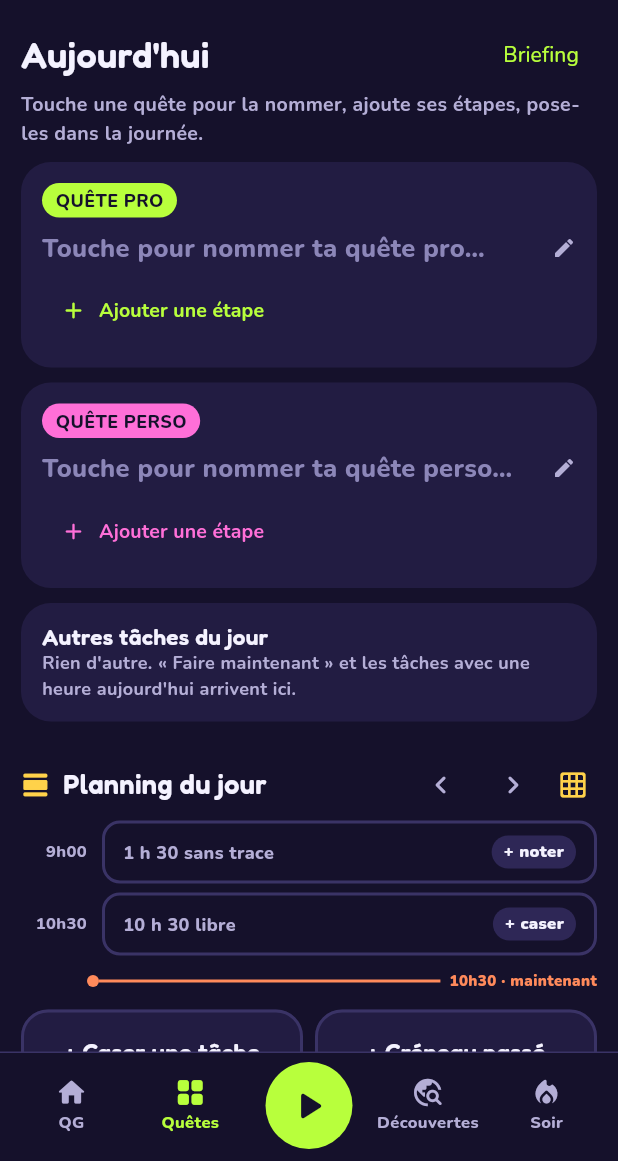
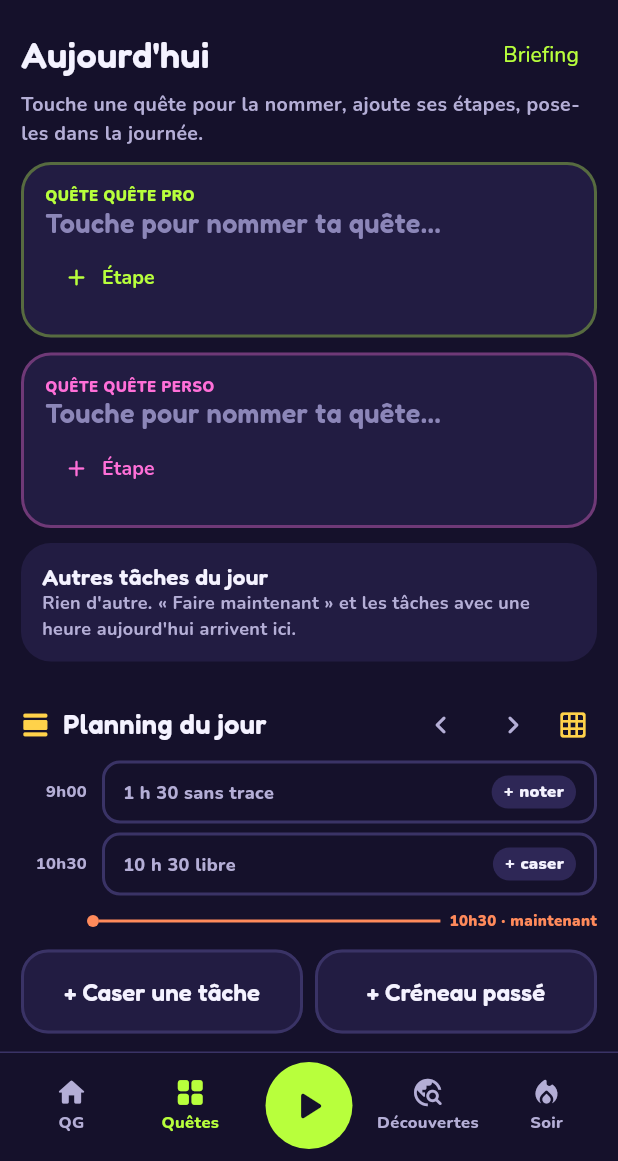
Before and after one commit to CLperso/micky-quest, a Flutter app: the screen it shows after launch, item 2 of the bottom bar chosen, on a phone screen of 412 x 824 dp, the part 75-1236 px from its top. Run offline on Flutter 3.47's test engine with Material 3 defaults, Android fonts, the phone set to English and light mode, and no system bars; our stand-ins replace flutter_local_notifications, google_fonts, image_picker, shared_preferences, timezone; missing offline and left inert: android_intent_plus, device_calendar, google_mlkit_digital_ink_recognition.

Commit message:
Quêtes : Micky avance sur les pierres, une seule étape en avant (▶), liste repliable ; Trier : bandeau « à trier » à glisser, cases avec icônes, point pro/perso, passage auto à Aujourd'hui
Co-Authored-By: Claude Opus 5.5 <noreply@anthropic.com>
Claude-Session: https://claude.ai/code/session_01RpdBqp6TGx7ViFRVJJw6aQ

```diff
--- a/lib/screens/today.dart
+++ b/lib/screens/today.dart
@@ -158,13 +158,82 @@ class TodayScreen extends StatelessWidget {
   }
 }
 
-class _QuestBlock extends StatelessWidget {
+class _QuestBlock extends StatefulWidget {
   final String cat, tag, goal;
   final Color color;
   const _QuestBlock({required this.cat, required this.tag, required this.goal, required this.color});
 
   @override
+  State<_QuestBlock> createState() => _QuestBlockState();
+}
+
+class _QuestBlockState extends State<_QuestBlock> {
+  bool _open = false;
+
+  Widget _stones(List<Task> steps, int cur, Color color) {
+    final n = steps.length;
+    return SizedBox(
+      height: 58,
+      child: LayoutBuilder(builder: (context, c) {
+        const flag = 26.0, gap = 8.0;
+        final w = (c.maxWidth - flag - gap * n) / n;
+        final children = <Widget>[];
+        for (var i = 0; i < n; i++) {
+          final x = i * (w + gap);
+          final done = i < cur || steps[i].done;
+          final here = i == cur;
+          if (i < n) {
+            children.add(Positioned(
+              left: x + w,
+              top: 44,
+              width: gap,
+              height: 3,
+              child: Container(color: done ? color : K.line),
+            ));
+          }
+          children.add(Positioned(
+            left: x,
+            top: 37,
+            width: w,
+            height: 17,
+            child: GestureDetector(
+              onTap: () => showTaskPanel(context, steps[i]),
+              child: Container(
+                decoration: BoxDecoration(
+                  color: done ? color : (here ? K.bg : K.raised),
+                  borderRadius: BorderRadius.circular(20),
+                  border: here ? Border.all(color: color, width: 3) : null,
+                ),
+              ),
+            ),
+          ));
+        }
+        // Micky sur l'étape en cours (ou au drapeau si tout est fait)
+        final mx = cur >= n ? c.maxWidth - flag / 2 - 15 : cur * (w + gap) + w / 2 - 15;
+        children.add(AnimatedPositioned(
+          duration: const Duration(milliseconds: 400),
+          curve: Curves.easeOutBack,
+          left: mx,
+          top: 0,
+          child: Container(
+            width: 30,
+            height: 30,
+            decoration: BoxDecoration(
+              shape: BoxShape.circle,
+              border: Border.all(color: color, width: 2),
+              image: DecorationImage(image: AssetImage(K.micky['face']!), fit: BoxFit.cover),
+            ),
+          ),
+        ));
+        children.add(Positioned(right: 0, top: 30, child: Text('🏁', style: TextStyle(fontSize: 20, color: cur >= n ? color : null))));
+        return Stack(clipBehavior: Clip.none, children: children);
+      }),
+    );
+  }
+
+  @override
   Widget build(BuildContext context) {
+    final cat = widget.cat, goal = widget.goal, color = widget.color;
     final store = AppScope.of(context);
     final steps = store.questSteps(cat);
     final done = steps.where((s) => s.done).length;
@@ -174,22 +243,26 @@ class _QuestBlock extends StatelessWidget {
     final goalMin = cat == 'pro' ? store.today.proGoalMin : 0;
     final proTotal = cat == 'pro' ? store.proMinutesOn(store.todayKey).round() : 0;
     final closed = store.xpEvents.any((e) => e.reason == 'Quête ${cat == 'pro' ? 'pro' : 'perso'} close' && dayKey(DateTime.fromMillisecondsSinceEpoch(e.ts)) == store.todayKey);
-    return Panel(
-      border: complete ? color : null,
+    var cur = steps.indexWhere((s) => !s.done);
+    if (cur < 0) cur = steps.length;
+    final current = cur < steps.length ? steps[cur] : null;
+    final next = cur + 1 < steps.length ? steps.skip(cur + 1).firstWhere((s) => !s.done, orElse: () => steps[cur + 1]) : null;
+    final meter = cat == 'pro' && (proTotal > 0 || goalMin > 0)
+        ? (goalMin > 0 ? '${fmtH(proTotal)} / ${fmtH(goalMin)}' : fmtH(proTotal))
+        : (minutes > 0 ? fmtH(minutes) : (steps.isEmpty ? '' : '$done / ${steps.length}'));
+    return Container(
+      padding: const EdgeInsets.all(14),
+      decoration: BoxDecoration(
+        color: K.card,
+        borderRadius: BorderRadius.circular(20),
+        border: Border.all(color: complete ? color : color.withValues(alpha: 0.35), width: 2),
+      ),
       child: Column(
         crossAxisAlignment: CrossAxisAlignment.start,
         children: [
-          Row(children: [
-            Pill(tag, color: K.bg, fill: color),
-            const SizedBox(width: 8),
-            Expanded(child: Text(steps.isEmpty ? '' : '$done / ${steps.length} étapes', style: K.body(12, color: K.muted))),
-            if (cat == 'pro' && (proTotal > 0 || goalMin > 0))
-              Pill(goalMin > 0 ? '${fmtH(proTotal)} / ${fmtH(goalMin)}' : fmtH(proTotal), color: proTotal >= goalMin && goalMin > 0 ? K.gold : color)
-            else if (minutes > 0)
-              Pill(fmtH(minutes), color: color),
-          ]),
-          const SizedBox(height: 6),
-          InkWell(
+          Row(crossAxisAlignment: CrossAxisAlignment.start, children: [
+            Expanded(
+              child: InkWell(
                 borderRadius: BorderRadius.circular(8),
                 onTap: () async {
                   final v = await askText(context, cat == 'pro' ? 'Ta quête pro aujourd\'hui' : 'Ta quête perso aujourd\'hui',
@@ -197,21 +270,54 @@ class _QuestBlock extends StatelessWidget {
                   if (v == null) return;
                   await store.setQuestTitle(cat, v);
                 },
-            child: Padding(
-              padding: const EdgeInsets.symmetric(vertical: 2),
-              child: Row(children: [
-                Expanded(
-                  child: Text(goal.isEmpty ? 'Touche pour nommer ta quête ${cat == 'pro' ? 'pro' : 'perso'}…' : goal,
-                      style: K.body(17, w: FontWeight.w800, color: goal.isEmpty ? K.dim : K.ink)),
+                child: Column(crossAxisAlignment: CrossAxisAlignment.start, children: [
+                  Text(
+                    steps.isEmpty ? 'QUÊTE ${widget.tag}' : (complete ? 'QUÊTE ${widget.tag} · TOUT EST FAIT' : 'QUÊTE ${widget.tag} · ÉTAPE ${cur + 1} / ${steps.length}'),
+                    style: K.body(10, color: color, w: FontWeight.w900),
                   ),
-                const Icon(Icons.edit_rounded, color: K.muted, size: 16),
+                  Text(goal.isEmpty ? 'Touche pour nommer ta quête…' : goal, style: K.display(18, color: goal.isEmpty ? K.dim : K.ink)),
                 ]),
               ),
             ),
+            if (meter.isNotEmpty) Text(meter, style: K.body(12, color: proTotal >= goalMin && goalMin > 0 ? K.gold : K.muted, w: FontWeight.w800)),
+          ]),
           if (steps.isNotEmpty) ...[
+            const SizedBox(height: 4),
+            _stones(steps, cur, color),
+            const SizedBox(height: 6),
+            if (current != null)
+              Container(
+                padding: const EdgeInsets.fromLTRB(4, 4, 6, 4),
+                decoration: BoxDecoration(color: K.bg, borderRadius: BorderRadius.circular(14)),
+                child: Row(children: [
+                  CheckCircle(task: current, color: color),
+                  Expanded(
+                    child: InkWell(
+                      onTap: () => showTaskPanel(context, current),
+                      child: Padding(
+                        padding: const EdgeInsets.symmetric(vertical: 6),
+                        child: Column(crossAxisAlignment: CrossAxisAlignment.start, children: [
+                          Text('${current.title}${current.estimateMin > 0 ? ' · ${fmtH(current.estimateMin)}' : ''}', style: K.body(14, w: FontWeight.w800)),
+                          if (next != null) Text('ensuite : ${next.title}', style: K.body(11, color: K.dim)),
+                        ]),
+                      ),
+                    ),
+                  ),
+                  Material(
+                    color: color,
+                    borderRadius: BorderRadius.circular(12),
+                    child: InkWell(
+                      borderRadius: BorderRadius.circular(12),
+                      onTap: () => launchTask(context, current),
+                      child: const SizedBox(width: 44, height: 40, child: Icon(Icons.play_arrow_rounded, color: K.bg)),
+                    ),
+                  ),
+                ]),
+              )
+            else
+              Text(closed ? 'Quête close. Micky ronronne.' : 'Toutes les étapes sont faites : tu peux clore la quête.', style: K.body(13, color: color, w: FontWeight.w800)),
+            if (_open) ...[
               const SizedBox(height: 8),
-            Bar(done / steps.length, color: color),
-            const SizedBox(height: 6),
               ReorderableListView(
                 shrinkWrap: true,
                 physics: const NeverScrollableScrollPhysics(),
@@ -226,13 +332,20 @@ class _QuestBlock extends StatelessWidget {
                     ),
                 ],
               ),
+              Text('Appui long pour changer l\'ordre.', style: K.body(11, color: K.dim)),
             ],
-          const SizedBox(height: 4),
+          ],
+          const SizedBox(height: 2),
           Row(children: [
+            if (steps.isNotEmpty)
+              TextButton(
+                onPressed: () => setState(() => _open = !_open),
+                child: Text(_open ? 'Replier' : 'Toutes les étapes (${steps.length})', style: K.body(13, color: K.muted)),
+              ),
             TextButton.icon(
               onPressed: () => addStepSheet(context, cat),
               icon: Icon(Icons.add_rounded, color: color, size: 18),
-              label: Text('Ajouter une étape', style: K.body(13, color: color)),
+              label: Text('Étape', style: K.body(13, color: color)),
             ),
             const Spacer(),
             if (complete && !closed)
@@ -244,9 +357,9 @@ class _QuestBlock extends StatelessWidget {
                   }
                 },
                 icon: Icon(Icons.flag_rounded, color: color, size: 18),
-                label: Text('Clore la quête', style: K.body(13, color: color, w: FontWeight.w800)),
+                label: Text('Clore', style: K.body(13, color: color, w: FontWeight.w800)),
               ),
-            if (closed) Pill('QUÊTE CLOSE', color: color),
+            if (closed) Pill('CLOSE', color: color),
           ]),
         ],
       ),
@@ -484,11 +597,21 @@ class QuestsTab extends StatefulWidget {
 
 class _QuestsTabState extends State<QuestsTab> {
   int? _mode; // 0 = Trier, 1 = Aujourd'hui
+  int _lastToSort = -1;
 
   @override
   Widget build(BuildContext context) {
     final store = AppScope.of(context);
     final toSort = store.tasksIn(Quad.inbox).length;
+    // le bandeau « à trier » vient de se vider : on passe à Aujourd'hui
+    if (_lastToSort > 0 && toSort == 0 && (_mode ?? 0) == 0) {
+      WidgetsBinding.instance.addPostFrameCallback((_) {
+        if (!mounted) return;
+        setState(() => _mode = 1);
+        ScaffoldMessenger.of(context).showSnackBar(const SnackBar(content: Text('Tout est trié · place à Aujourd\'hui')));
+      });
+    }
+    _lastToSort = toSort;
     final mode = _mode ?? (toSort > 0 ? 0 : 1);
     return Column(
       children: [
```
Also changed, not shown: lib/screens/matrix.dart (+34 -56 lines). Lines whose indentation alone changed are shown as unchanged.
